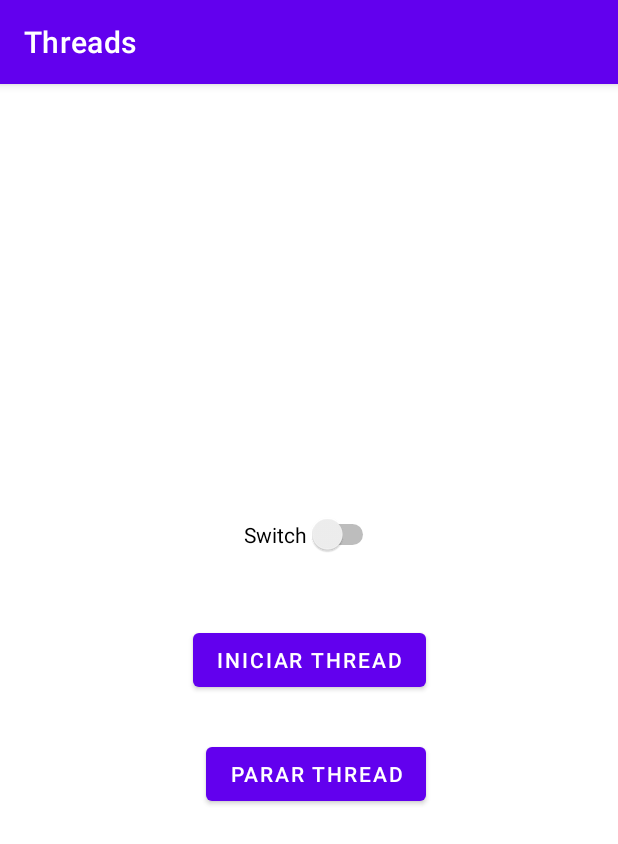
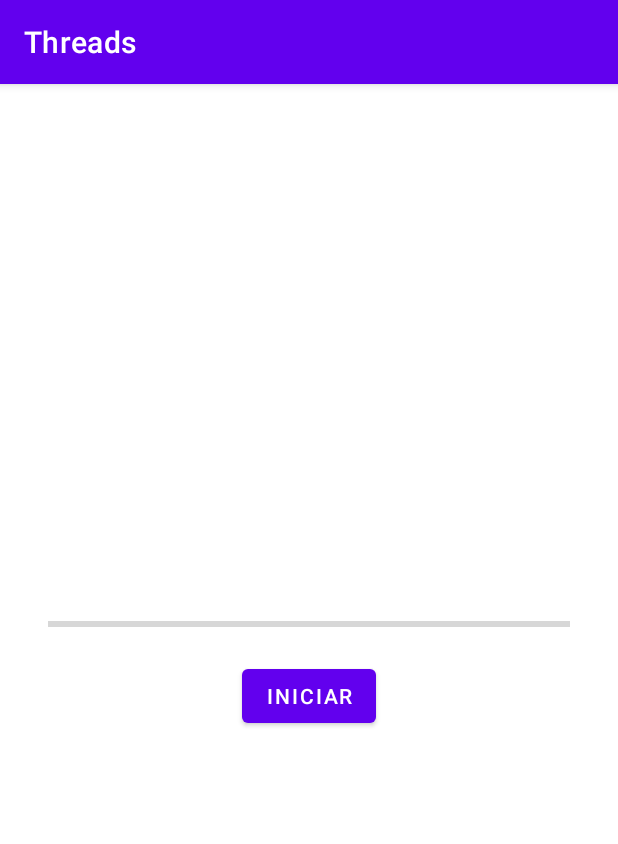
Before and after one commit to Gabriel-Almeida00/App_Android_WebServices, an Android app: the screen it shows after launch (MainActivity), on a phone screen of 412 x 824 dp. Shown: the top 844 px of the screen. Run offline under Robolectric (Android 15) with nearby library versions, the phone set to English and light mode, and no system bars.

Commit message:
Tarefa assíncrona

```diff
--- a/app/src/main/res/layout/activity_main.xml
+++ b/app/src/main/res/layout/activity_main.xml
@@ -1,39 +1,25 @@
 <?xml version="1.0" encoding="utf-8"?>
-<androidx.constraintlayout.widget.ConstraintLayout xmlns:android="http://schemas.android.com/apk/res/android"
+<LinearLayout xmlns:android="http://schemas.android.com/apk/res/android"
     xmlns:app="http://schemas.android.com/apk/res-auto"
     xmlns:tools="http://schemas.android.com/tools"
     android:layout_width="match_parent"
     android:layout_height="match_parent"
+    android:gravity="center"
+    android:orientation="vertical"
+    android:padding="16dp"
     tools:context=".MainActivity">
 
-    <Switch
-        android:id="@+id/switch1"
+    <ProgressBar
+        android:id="@+id/progressBar"
+        style="?android:attr/progressBarStyleHorizontal"
+        android:layout_width="match_parent"
+        android:layout_height="wrap_content"
+        android:layout_margin="16dp" />
+
+    <Button
+        android:id="@+id/button3"
         android:layout_width="wrap_content"
         android:layout_height="wrap_content"
-        android:layout_marginStart="34dp"
-        android:layout_marginBottom="46dp"
-        android:text="Switch"
-        app:layout_constraintBottom_toTopOf="@+id/btnIniciar"
-        app:layout_constraintStart_toStartOf="@+id/btnIniciar" />
-
-    <Button
-        android:id="@+id/btnIniciar"
-        android:layout_width="wrap_content"
-        android:layout_height="wrap_content"
-        android:onClick="inicarThread"
-        android:text="Iniciar Thread"
-        app:layout_constraintBottom_toBottomOf="parent"
-        app:layout_constraintEnd_toEndOf="parent"
-        app:layout_constraintStart_toStartOf="parent"
-        app:layout_constraintTop_toTopOf="parent" />
-
-    <Button
-        android:id="@+id/button2"
-        android:layout_width="wrap_content"
-        android:layout_height="wrap_content"
-        android:layout_marginTop="28dp"
-        android:onClick="pararThread"
-        android:text="Parar Thread"
-        app:layout_constraintEnd_toEndOf="@+id/btnIniciar"
-        app:layout_constraintTop_toBottomOf="@+id/btnIniciar" />
-</androidx.constraintlayout.widget.ConstraintLayout>
+        android:onClick="IniciarTaskAsync"
+        android:text="Iniciar" />
+</LinearLayout>
```
Also changed, not shown: app/src/main/java/com/example/threads/MainActivity.java (+8 -59 lines).
